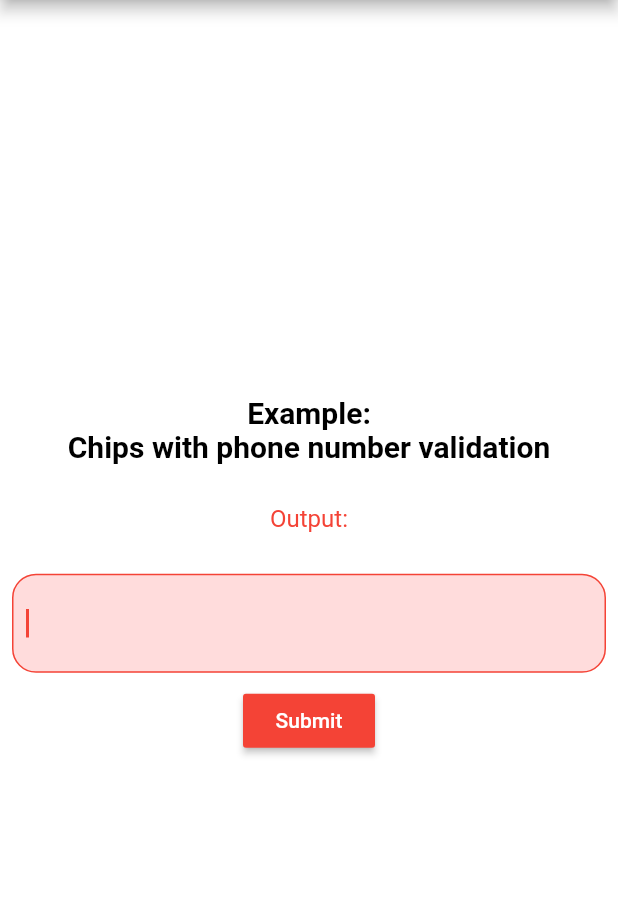
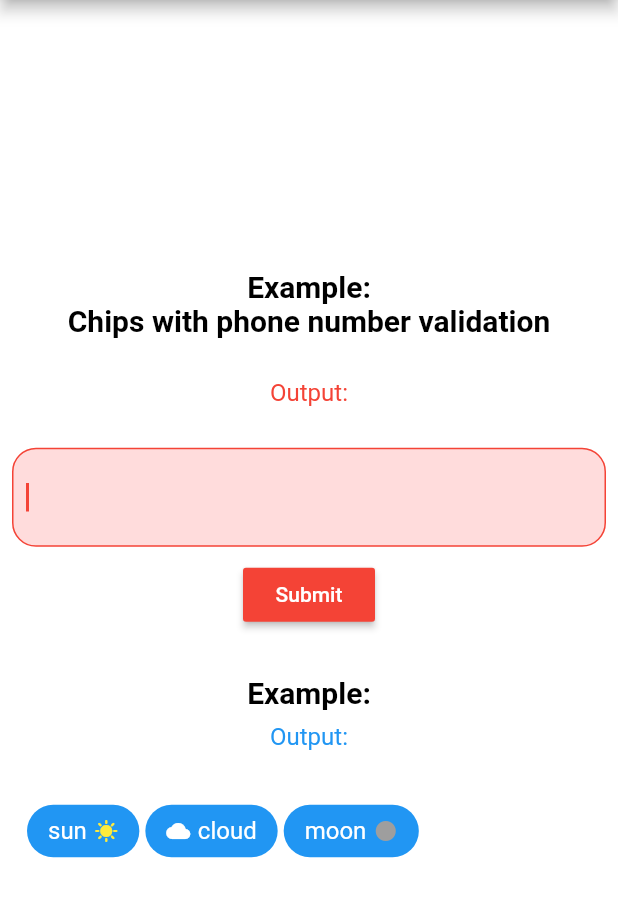
Before and after one commit to danger-ahead/simple_chips_input, a Flutter app: the screen it shows after launch, on a phone screen of 412 x 824 dp, the part 84-1001 px from its top. Run offline on Flutter 3.47's test engine with Material 2 defaults, Android fonts, the phone set to English and light mode, and no system bars.

Commit message:
new_feat[0.4.0]: select chips input

```diff
--- a/example/lib/main.dart
+++ b/example/lib/main.dart
@@ -1,6 +1,8 @@
+// ignore_for_file: depend_on_referenced_packages
+
 import 'package:flutter/material.dart';
-// ignore: depend_on_referenced_packages
 import 'package:simple_chips_input/simple_chips_input.dart';
+import 'package:simple_chips_input/select_chips_input.dart';
 
 void main() {
   runApp(const MyApp());
@@ -31,9 +33,9 @@ class MyHomePage extends StatefulWidget {
 }
 
 class _MyHomePageState extends State<MyHomePage> {
-  String output = '';
+  String output = '', outputSelectChipsInput = '';
   String? deletedChip, deletedChipIndex;
-  final key = GlobalKey<FormState>();
+  final keySimpleChipsInput = GlobalKey<FormState>();
   final FocusNode focusNode = FocusNode();
   final TextFormFieldStyle style = const TextFormFieldStyle(
     keyboardType: TextInputType.phone,
@@ -84,7 +86,7 @@ class _MyHomePageState extends State<MyHomePage> {
               focusNode: focusNode,
               validateInput: true,
               autoFocus: true,
-              formKey: key,
+              formKey: keySimpleChipsInput,
               textFormFieldStyle: style,
               validateInputMethod: (String value) {
                 final phoneNumberRegExp = RegExp(r'(^(?:[+0]9)?[0-9]{10,12}$)');
@@ -130,13 +132,93 @@ class _MyHomePageState extends State<MyHomePage> {
           MaterialButton(
             color: Colors.red,
             onPressed: (() {
-              key.currentState!.save();
+              keySimpleChipsInput.currentState!.save();
             }),
             child: const Text(
               'Submit',
               style: TextStyle(color: Colors.white),
             ),
-          )
+          ),
+          const Padding(
+            padding: EdgeInsets.only(top: 30.0, bottom: 8.0),
+            child: Text(
+              'Example:',
+              textAlign: TextAlign.center,
+              style: TextStyle(
+                  fontSize: 20,
+                  fontWeight: FontWeight.bold,
+                  color: Colors.black),
+            ),
+          ),
+          Text(
+            'Output:\n$outputSelectChipsInput',
+            textAlign: TextAlign.center,
+            style: const TextStyle(fontSize: 16, color: Colors.blue),
+          ),
+          Padding(
+            padding: const EdgeInsets.all(8.0),
+            child: SizedBox(
+              width: double.infinity,
+              child: SelectChipsInput(
+                chipsText: const ['sun', 'cloud', 'moon'],
+                separatorCharacter: ",",
+                selectedChipTextStyle: const TextStyle(
+                  color: Colors.black,
+                  fontSize: 16,
+                ),
+                unselectedChipTextStyle: const TextStyle(
+                  color: Colors.white,
+                  fontSize: 16,
+                ),
+                onTap: (p0) {
+                  setState(() {
+                    outputSelectChipsInput = p0;
+                  });
+                },
+                prefixIcons: const [
+                  null,
+                  Padding(
+                      padding: EdgeInsets.only(right: 5.0),
+                      child: Icon(
+                        Icons.cloud,
+                        size: 16.0,
+                        color: Colors.white,
+                      )),
+                  null
+                ],
+                suffixIcons: const [
+                  Padding(
+                    padding: EdgeInsets.only(left: 5.0),
+                    child: Icon(
+                      Icons.sunny,
+                      size: 16.0,
+                      color: Colors.yellow,
+                    ),
+                  ),
+                  null,
+                  Padding(
+                    padding: EdgeInsets.only(left: 5.0),
+                    child: Icon(
+                      Icons.circle,
+                      size: 16.0,
+                      color: Colors.grey,
+                    ),
+                  )
+                ],
+                widgetContainerDecoration: BoxDecoration(
+                  borderRadius: BorderRadius.circular(16.0),
+                ),
+                unselectedChipDecoration: BoxDecoration(
+                  color: Colors.blue,
+                  borderRadius: BorderRadius.circular(20),
+                ),
+                selectedChipDecoration: BoxDecoration(
+                  color: Colors.blue[200],
+                  borderRadius: BorderRadius.circular(10),
+                ),
+              ),
+            ),
+          ),
         ],
       ),
     );
--- /dev/null
+++ b/lib/select_chips_input.dart
@@ -0,0 +1,3 @@
+library select_chips_input.dart;
+
+export 'src/select_chips_input.dart';
--- /dev/null
+++ b/lib/src/select_chips_input.dart
@@ -0,0 +1,150 @@
+import 'package:flutter/material.dart';
+
+/// The [SelectChipsInput] widget is a text field that allows the user to select chips and get the selected chips as output.
+class SelectChipsInput extends StatefulWidget {
+  const SelectChipsInput({
+    super.key,
+    required this.chipsText,
+    // ignore: avoid_init_to_null
+    this.suffixIcons = null,
+    // ignore: avoid_init_to_null
+    this.prefixIcons = null,
+    required this.separatorCharacter,
+    this.selectedChipDecoration = const BoxDecoration(),
+    this.unselectedChipDecoration = const BoxDecoration(),
+    this.marginBetweenChips =
+        const EdgeInsets.symmetric(horizontal: 2.0, vertical: 1.0),
+    this.paddingInsideChipContainer =
+        const EdgeInsets.symmetric(vertical: 8.0, horizontal: 14.0),
+    this.paddingInsideWidgetContainer = const EdgeInsets.all(8.0),
+    this.widgetContainerDecoration = const BoxDecoration(
+      shape: BoxShape.rectangle,
+      color: Colors.blue,
+      borderRadius: BorderRadius.all(Radius.circular(50.0)),
+    ),
+    this.selectedChipTextStyle = const TextStyle(color: Colors.white),
+    this.unselectedChipTextStyle = const TextStyle(color: Colors.white),
+    this.onTap,
+  });
+
+  /// Character to seperate the output. For example: ' ' will seperate the output by space.
+  final String separatorCharacter;
+
+  /// Decoration for the selected chip container.
+  final BoxDecoration selectedChipDecoration;
+
+  /// Decoration for the unselected chip container.
+  final BoxDecoration unselectedChipDecoration;
+
+  /// Margin between the chips.
+  final EdgeInsets marginBetweenChips;
+
+  /// Padding inside the chip container.
+  final EdgeInsets paddingInsideChipContainer;
+
+  /// Padding inside the main widget container;
+  final EdgeInsets paddingInsideWidgetContainer;
+
+  /// Decoration for the chip container.
+  final BoxDecoration widgetContainerDecoration;
+
+  /// Text style for the chip.
+  final TextStyle unselectedChipTextStyle;
+
+  /// Text style for the chip.
+  final TextStyle selectedChipTextStyle;
+
+  /// Chip text list.
+  final List<String> chipsText;
+
+  /// Prefix icon list.
+  final List<Widget?>? prefixIcons;
+
+  /// Suffix icon list.
+  final List<Widget?>? suffixIcons;
+
+  final void Function(String)? onTap;
+
+  @override
+  State<SelectChipsInput> createState() => _SelectChipsInputState();
+}
+
+class _SelectChipsInputState extends State<SelectChipsInput> {
+  final List<int> _selectedChipsIndex = [];
+
+  @override
+  void initState() {
+    super.initState();
+    assert(widget.chipsText.isNotEmpty);
+    if (widget.prefixIcons != null) {
+      assert(widget.chipsText.length == widget.prefixIcons!.length);
+    }
+    if (widget.suffixIcons != null) {
+      assert(widget.chipsText.length == widget.suffixIcons!.length);
+    }
+  }
+
+  List<Widget> _buildChipsSection() {
+    final List<Widget> chips = [];
+    for (int i = 0; i < widget.chipsText.length; i++) {
+      chips.add(GestureDetector(
+        onTap: () {
+          setState(() {
+            if (_selectedChipsIndex.contains(i)) {
+              _selectedChipsIndex.remove(i);
+            } else {
+              _selectedChipsIndex.add(i);
+            }
+          });
+          if (widget.onTap != null) {
+            String output = '';
+            for (int i in _selectedChipsIndex) {
+              output += widget.chipsText[i] + widget.separatorCharacter;
+            }
+            widget.onTap!(output);
+          }
+        },
+        child: Container(
+          padding: widget.paddingInsideChipContainer,
+          margin: widget.marginBetweenChips,
+          decoration: _selectedChipsIndex.contains(i)
+              ? widget.selectedChipDecoration
+              : widget.unselectedChipDecoration,
+          child: Row(
+            mainAxisSize: MainAxisSize.min,
+            children: [
+              if (widget.prefixIcons != null && widget.prefixIcons![i] != null)
+                widget.prefixIcons![i] as Widget,
+              Flexible(
+                child: Text(
+                  widget.chipsText[i],
+                  style: _selectedChipsIndex.contains(i)
+                      ? widget.selectedChipTextStyle
+                      : widget.unselectedChipTextStyle,
+                ),
+              ),
+              if (widget.suffixIcons != null && widget.suffixIcons![i] != null)
+                widget.suffixIcons![i] as Widget,
+            ],
+          ),
+        ),
+      ));
+    }
+    return chips;
+  }
+
+  @override
+  Widget build(BuildContext context) {
+    return Container(
+      padding: widget.paddingInsideWidgetContainer,
+      decoration: widget.widgetContainerDecoration,
+      child: SingleChildScrollView(
+        child: Wrap(
+          children: [
+            ..._buildChipsSection(),
+          ],
+        ),
+      ),
+    );
+  }
+}
--- a/pubspec.yaml
+++ b/pubspec.yaml
@@ -1,7 +1,7 @@
 name: simple_chips_input
 description: Flutter package for creating chips while typing like in Gmail app.
-version: 0.3.0
-homepage: https://github.com/danger-ahead/simple_chips_input
+version: 0.4.0
+homepage: https://simplechipsinput.vercel.app
 
 environment:
   sdk: '>=2.18.4 <3.0.0'
```
Also changed, not shown: example/pubspec.lock, 2 other files.
